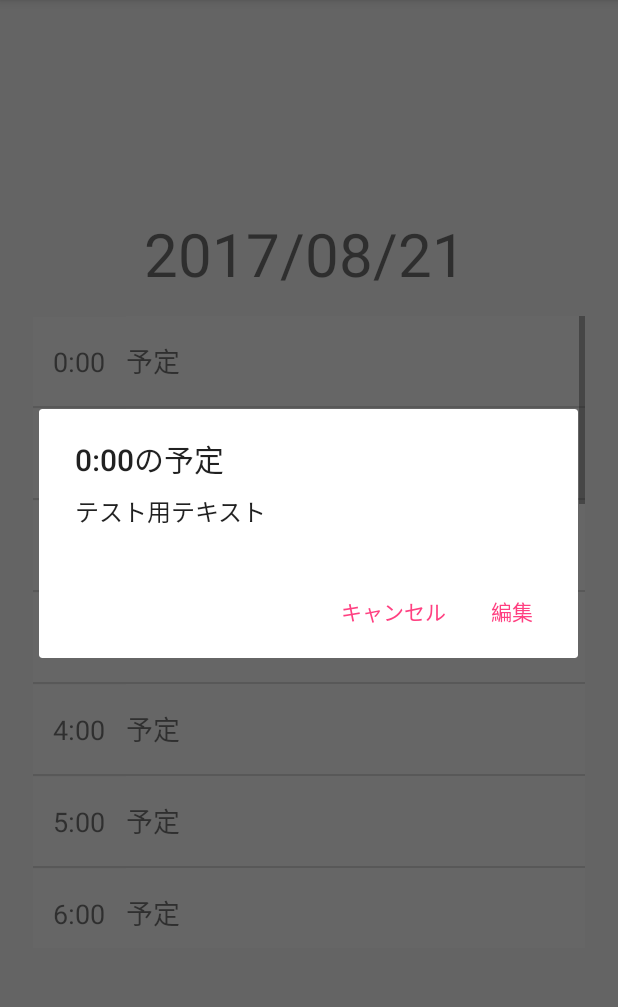
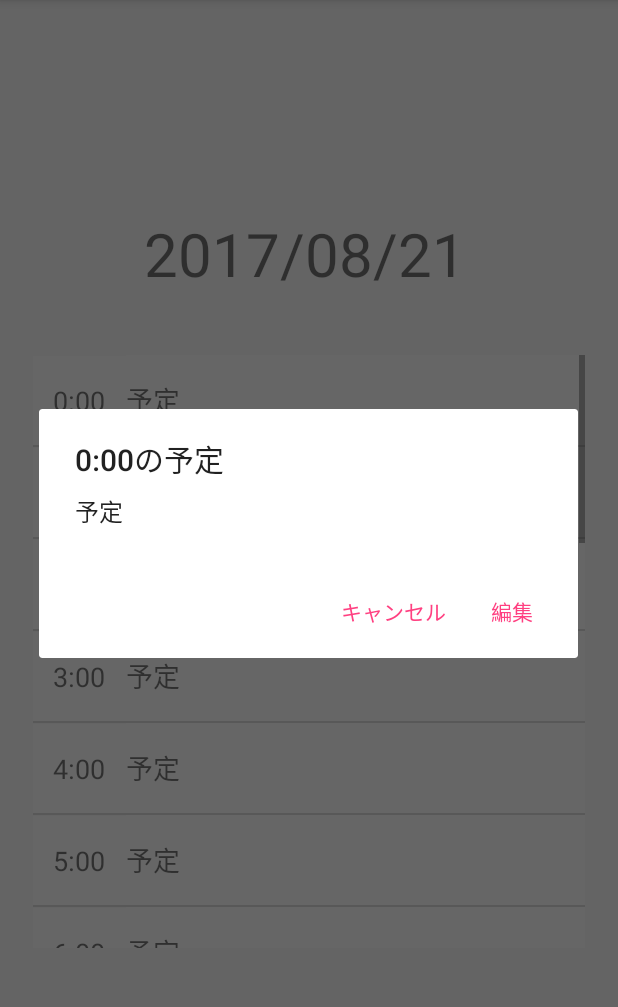
Before and after one commit to IkanoOsushi/iKalendar, an Android app: the ReminderActivity screen opened directly, with no data from a screen before it, after a tap on "0:00", on a phone screen of 412 x 824 dp, the part 84-1091 px from its top. Run offline under Robolectric (Android 15) with nearby library versions, the phone set to English and light mode, and no system bars.

Commit message:
Reminderプレビューダイアログ実装できました。

```diff
--- a/app/src/main/java/org/t_robop/ikalendar/ReminderActivity.java
+++ b/app/src/main/java/org/t_robop/ikalendar/ReminderActivity.java
@@ -38,6 +38,8 @@ public class ReminderActivity extends AppCompatActivity implements NavigationVie
     ListView listView;
     ArrayList<CustomListItem> listItems;
     CustomListAdapter customListAdapter;
+    String getResultText;
+
 
     @Override
     protected void onCreate(Bundle savedInstanceState) {
@@ -118,17 +120,18 @@ public class ReminderActivity extends AppCompatActivity implements NavigationVie
         CustomListItem clickedItem = (CustomListItem) listView.getItemAtPosition(position);     //listViewのタップされた場所の情報を変数itemに代入
 
         final String clickedItemTime = clickedItem.getmTime();   //タップされた場所の時間を取得
+        final String clickedItemText = clickedItem.getmNoteText();
         final Intent intent = new Intent(this, ReminderEditActivity.class);
 
         AlertDialog.Builder alertDlg = new AlertDialog.Builder(this);
         alertDlg.setTitle(position +":00の予定");
-        alertDlg.setMessage("テスト用テキスト");
+        alertDlg.setMessage(clickedItemText);
         alertDlg.setPositiveButton(
                 "編集",
                 new DialogInterface.OnClickListener() {
                     public void onClick(DialogInterface dialog, int which) {
 
-
+                        intent.putExtra("note",clickedItemText);     //タップされた場所に元々入っているテキスト
                         intent.putExtra("time", clickedItemTime);   //タップされた場所の時間
                         intent.putExtra("position", position);      //タップされたposition
 
@@ -154,7 +157,7 @@ public class ReminderActivity extends AppCompatActivity implements NavigationVie
             case (REQUEST_CODE):
                 if (resultCode == RESULT_OK) {
                     //追加ボタンを押して戻ってきたときの処理
-                    String getResultText = data.getStringExtra("note");         //ReminderEditActivityで編集した予定(文字列)の取得
+                    getResultText = data.getStringExtra("note");         //ReminderEditActivityで編集した予定(文字列)の取得
                     int getResultPosition = data.getIntExtra("position", 0);    //onItemClickのposition
 
                     CustomListItem editItem = new CustomListItem(String.valueOf(getResultPosition) + ":00", getResultText);     //変更されるListViewを作成
--- a/app/src/main/java/org/t_robop/ikalendar/ReminderEditActivity.java
+++ b/app/src/main/java/org/t_robop/ikalendar/ReminderEditActivity.java
@@ -19,12 +19,13 @@ public class ReminderEditActivity extends AppCompatActivity {
         setContentView(R.layout.activity_reminder_edit);
 
         String getIntentTime = getIntent().getStringExtra("time");     //ReminderActivityでタップされたListの時間を取得
-
+        Intent intent =getIntent();
+        String note = intent.getStringExtra("note");
         editText = (EditText) findViewById(R.id.edit);
         TextView time = (TextView) findViewById(R.id.EditNowTime);
 
         time.setText(String.valueOf(getIntentTime)+"の予定を編集中");
-
+        editText.setText(note);
     }
 
     public void cancelClick(View v) {
--- a/app/src/main/res/layout/activity_reminder.xml
+++ b/app/src/main/res/layout/activity_reminder.xml
@@ -52,7 +52,7 @@
                 <LinearLayout
                     android:id="@+id/linearLayout"
                     android:layout_width="match_parent"
-                    android:layout_height="74dp"
+                    android:layout_height="100dp"
                     android:orientation="horizontal"
                     android:weightSum="1"
                     tools:layout_editor_absoluteX="8dp"
```
